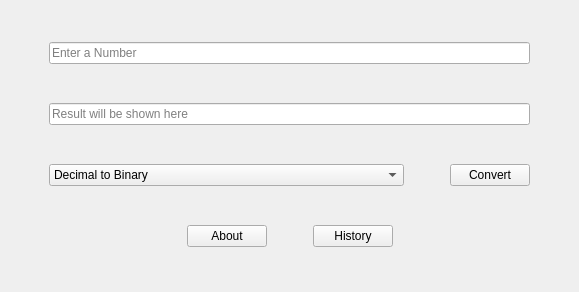
Above: mainwindow.ui from NazakatUmrani/Number-System-Converter-with-Big-Numbers-Handling-GUI-Qt before the change. Below: the same form after it.
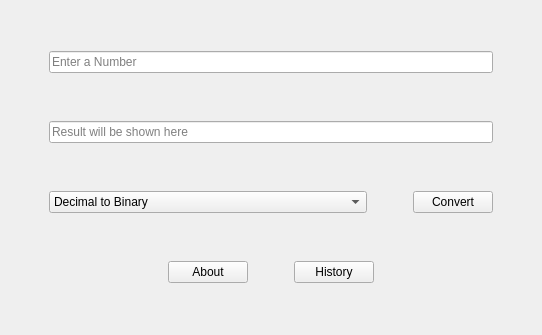
That is the form after the change.

Diff of the .ui file:
```diff
--- a/mainwindow.ui
+++ b/mainwindow.ui
@@ -6,8 +6,8 @@
    <rect>
     <x>0</x>
     <y>0</y>
-    <width>579</width>
-    <height>292</height>
+    <width>542</width>
+    <height>335</height>
    </rect>
   </property>
   <property name="windowTitle">
```
Left out of the diff: 14 changed lines with no effect on the pictures.
